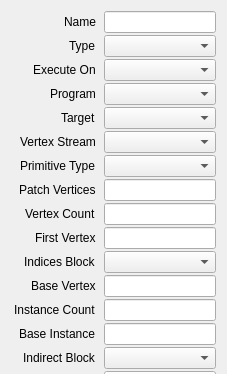
First picture: the form in src/session/CallProperties.ui, repository houmain/gpupad, before the edit; both pictures show x 0 to 227 and y 0 to 374 of the 227 by 696 pixel window.
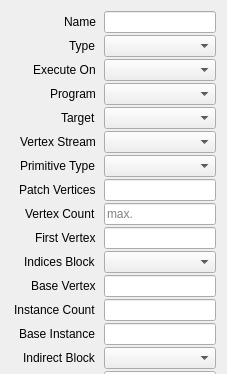
Second picture: the form after the edit. Custom widgets are drawn as their Qt base class.

Patch:
```diff
--- a/src/session/CallProperties.ui
+++ b/src/session/CallProperties.ui
@@ -122,7 +122,11 @@
       </widget>
      </item>
      <item row="8" column="1">
-      <widget class="ExpressionLineEdit" name="vertexCount"/>
+      <widget class="ExpressionLineEdit" name="vertexCount">
+       <property name="placeholderText">
+        <string>max.</string>
+       </property>
+      </widget>
      </item>
      <item row="9" column="0">
       <widget class="QLabel" name="labelFirstVertex">
```
